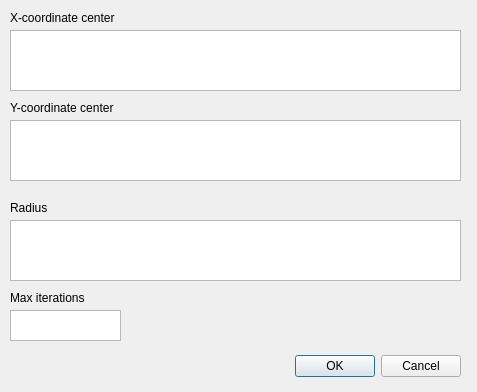
Qt form src/gotodialog.ui (calum74/mandelbrot-qt) before a commit.
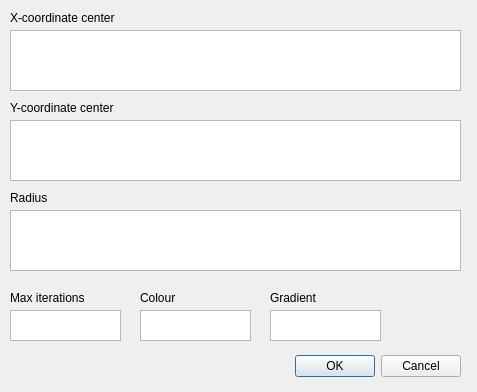
The same form after that commit.

Commit message: Changes to go to dialog

What changed in the file:
```diff
--- a/src/gotodialog.ui
+++ b/src/gotodialog.ui
@@ -59,7 +59,7 @@
    <property name="geometry">
     <rect>
      <x>10</x>
-     <y>220</y>
+     <y>210</y>
      <width>451</width>
      <height>61</height>
     </rect>
@@ -98,7 +98,7 @@
    <property name="geometry">
     <rect>
      <x>10</x>
-     <y>200</y>
+     <y>190</y>
      <width>58</width>
      <height>16</height>
     </rect>
@@ -130,6 +130,52 @@
     </rect>
    </property>
   </widget>
+  <widget class="QTextEdit" name="colour">
+   <property name="geometry">
+    <rect>
+     <x>140</x>
+     <y>310</y>
+     <width>111</width>
+     <height>31</height>
+    </rect>
+   </property>
+  </widget>
+  <widget class="QTextEdit" name="gradient">
+   <property name="geometry">
+    <rect>
+     <x>270</x>
+     <y>310</y>
+     <width>111</width>
+     <height>31</height>
+    </rect>
+   </property>
+  </widget>
+  <widget class="QLabel" name="label_5">
+   <property name="geometry">
+    <rect>
+     <x>140</x>
+     <y>290</y>
+     <width>58</width>
+     <height>16</height>
+    </rect>
+   </property>
+   <property name="text">
+    <string>Colour</string>
+   </property>
+  </widget>
+  <widget class="QLabel" name="label_6">
+   <property name="geometry">
+    <rect>
+     <x>270</x>
+     <y>290</y>
+     <width>58</width>
+     <height>16</height>
+    </rect>
+   </property>
+   <property name="text">
+    <string>Gradient</string>
+   </property>
+  </widget>
  </widget>
  <resources/>
  <connections>
```
The commit also changes 6 other files.
